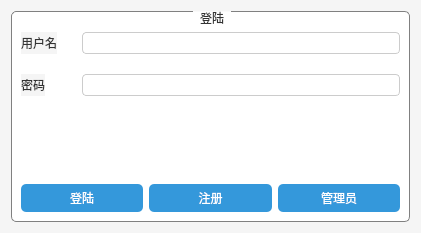
Above: ui_creator/login.ui from epocode/attendance_system before the change. Below: the same form after it.
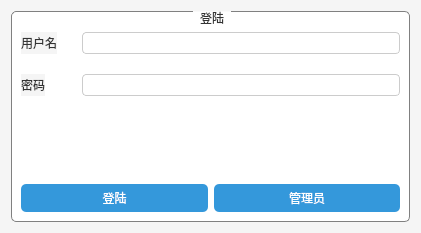
That is the form after the change.

Diff of the .ui file:
```diff
--- a/ui_creator/login.ui
+++ b/ui_creator/login.ui
@@ -179,13 +179,6 @@
           </property>
          </widget>
         </item>
-        <item>
-         <widget class="QPushButton" name="btn_register">
-          <property name="text">
-           <string>注册</string>
-          </property>
-         </widget>
-        </item>
         <item>
          <widget class="QPushButton" name="btn_admin">
           <property name="text">
```
